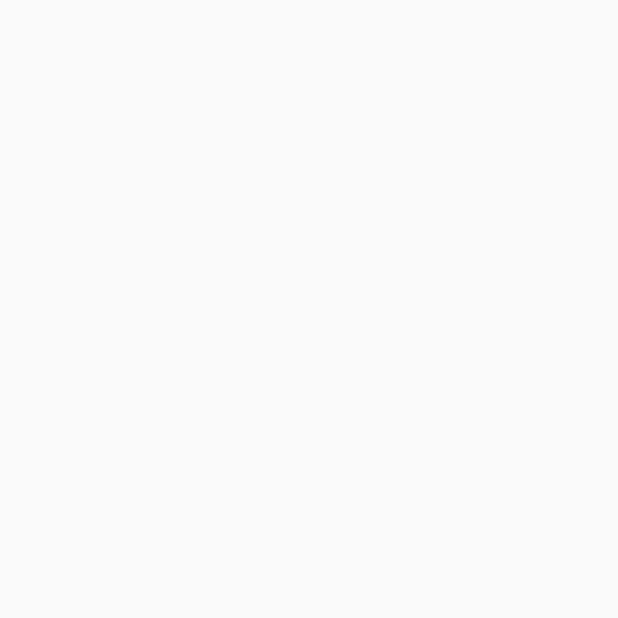
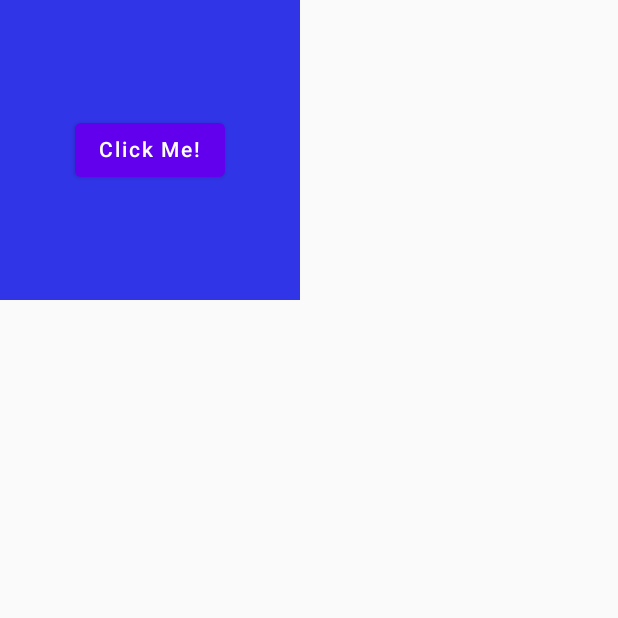
Before and after one commit to MhmdAwad/JetpackComposePlayground, an Android app built with Jetpack Compose: the screen it shows after launch (MainActivity), on a phone screen of 412 x 824 dp, the top half of it. Before the commit the part shown is empty. Run offline under Robolectric (Android 15) with nearby library versions, the phone set to English and light mode, and no system bars.

Commit message:
played with animation when change view's size and color

```diff
--- a/app/src/main/java/com/mhmdawad/testingplayground/MainActivity.kt
+++ b/app/src/main/java/com/mhmdawad/testingplayground/MainActivity.kt
@@ -3,21 +3,62 @@ package com.mhmdawad.testingplayground
 import android.os.Bundle
 import androidx.activity.ComponentActivity
 import androidx.activity.compose.setContent
-import androidx.compose.foundation.layout.fillMaxSize
-import androidx.compose.material.MaterialTheme
-import androidx.compose.material.Surface
+import androidx.compose.animation.animateColor
+import androidx.compose.animation.core.*
+import androidx.compose.foundation.background
+import androidx.compose.foundation.layout.Box
+import androidx.compose.foundation.layout.size
+import androidx.compose.material.Button
 import androidx.compose.material.Text
-import androidx.compose.runtime.Composable
+import androidx.compose.runtime.getValue
+import androidx.compose.runtime.mutableStateOf
+import androidx.compose.runtime.remember
+import androidx.compose.runtime.setValue
+import androidx.compose.ui.Alignment
 import androidx.compose.ui.Modifier
-import androidx.compose.ui.tooling.preview.Preview
-import com.mhmdawad.testingplayground.ui.theme.JetpackComposePlaygroundTheme
+import androidx.compose.ui.graphics.Color
+import androidx.compose.ui.unit.dp
 
 class MainActivity : ComponentActivity() {
     override fun onCreate(savedInstanceState: Bundle?) {
         super.onCreate(savedInstanceState)
         setContent {
 
+            // change size with animations
+            var sizeState by remember {
+                mutableStateOf(200.dp)
+            }
+            val size by animateDpAsState(
+                targetValue = sizeState,
+                tween(
+                    durationMillis = 2000,
+                    easing = LinearOutSlowInEasing
+                )
+            )
 
+            //change color with animation
+            val infiniteTransition = rememberInfiniteTransition()
+            val color by infiniteTransition.animateColor(
+                initialValue = Color.Red,
+                targetValue = Color.Blue,
+                animationSpec = infiniteRepeatable(
+                    tween(durationMillis = 2000),
+                    repeatMode = RepeatMode.Reverse
+                )
+            )
+            Box(
+                modifier = Modifier
+                    .size(size)
+                    .background(color)
+            ){
+                Button(
+                    modifier = Modifier.align(Alignment.Center),
+                    onClick = {
+                    sizeState += 50.dp
+                }) {
+                    Text("Click Me!")
+                }
+            }
         }
     }
 }
```
